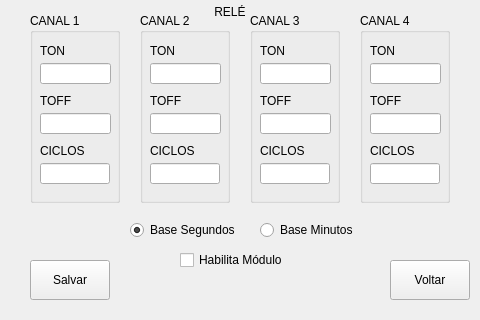
Before: the Qt Designer form View/config_canal_rele.ui in Renatoyyz/fonte-controlada, drawn with Qt 5.
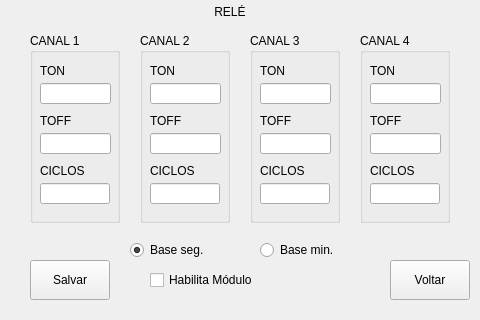
After: the same form once the commit is applied.

Commit message: Corrigindo interface visual

```diff
--- a/View/config_canal_rele.ui
+++ b/View/config_canal_rele.ui
@@ -30,7 +30,7 @@
    <property name="geometry">
     <rect>
      <x>30</x>
-     <y>13</y>
+     <y>33</y>
      <width>90</width>
      <height>190</height>
     </rect>
@@ -112,7 +112,7 @@
    <property name="geometry">
     <rect>
      <x>250</x>
-     <y>13</y>
+     <y>33</y>
      <width>90</width>
      <height>190</height>
     </rect>
@@ -194,7 +194,7 @@
    <property name="geometry">
     <rect>
      <x>360</x>
-     <y>13</y>
+     <y>33</y>
      <width>90</width>
      <height>190</height>
     </rect>
@@ -288,9 +288,9 @@
   <widget class="QCheckBox" name="ckbHabilitaModulo">
    <property name="geometry">
     <rect>
-     <x>180</x>
-     <y>250</y>
-     <width>120</width>
+     <x>150</x>
+     <y>270</y>
+     <width>160</width>
      <height>20</height>
     </rect>
    </property>
@@ -302,20 +302,20 @@
    <property name="geometry">
     <rect>
      <x>260</x>
-     <y>220</y>
+     <y>240</y>
      <width>120</width>
      <height>20</height>
     </rect>
    </property>
    <property name="text">
-    <string>Base Minutos</string>
+    <string>Base min.</string>
    </property>
   </widget>
   <widget class="QGroupBox" name="groupBox_2">
    <property name="geometry">
     <rect>
      <x>140</x>
-     <y>13</y>
+     <y>33</y>
      <width>90</width>
      <height>190</height>
     </rect>
@@ -397,13 +397,13 @@
    <property name="geometry">
     <rect>
      <x>130</x>
-     <y>220</y>
+     <y>240</y>
      <width>120</width>
      <height>20</height>
     </rect>
    </property>
    <property name="text">
-    <string>Base Segundos</string>
+    <string>Base seg.</string>
    </property>
    <property name="checked">
     <bool>true</bool>
```
The commit also changes 7 other files.
